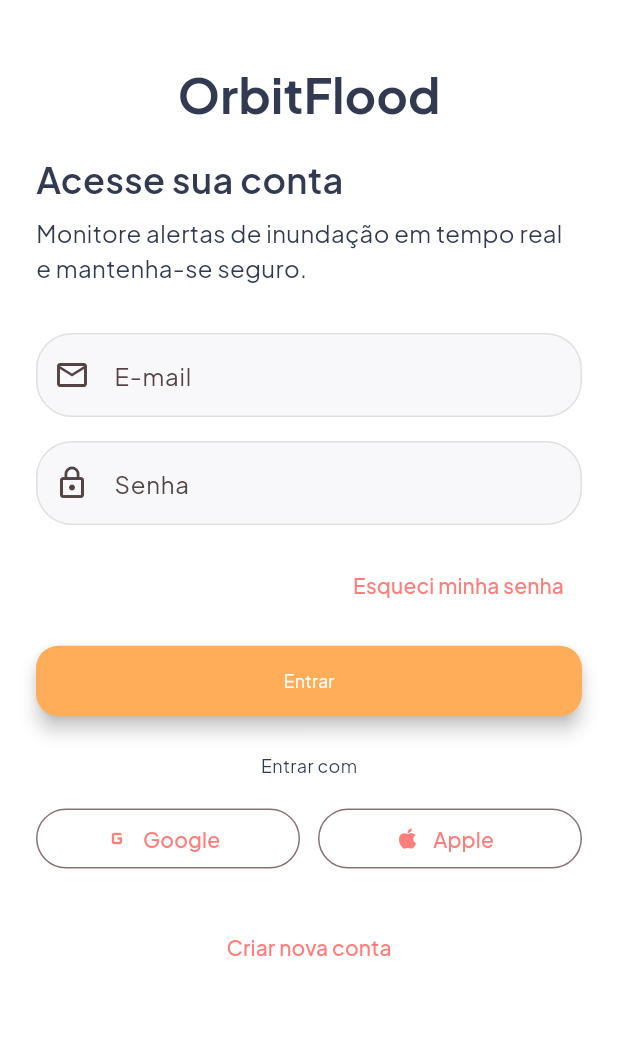
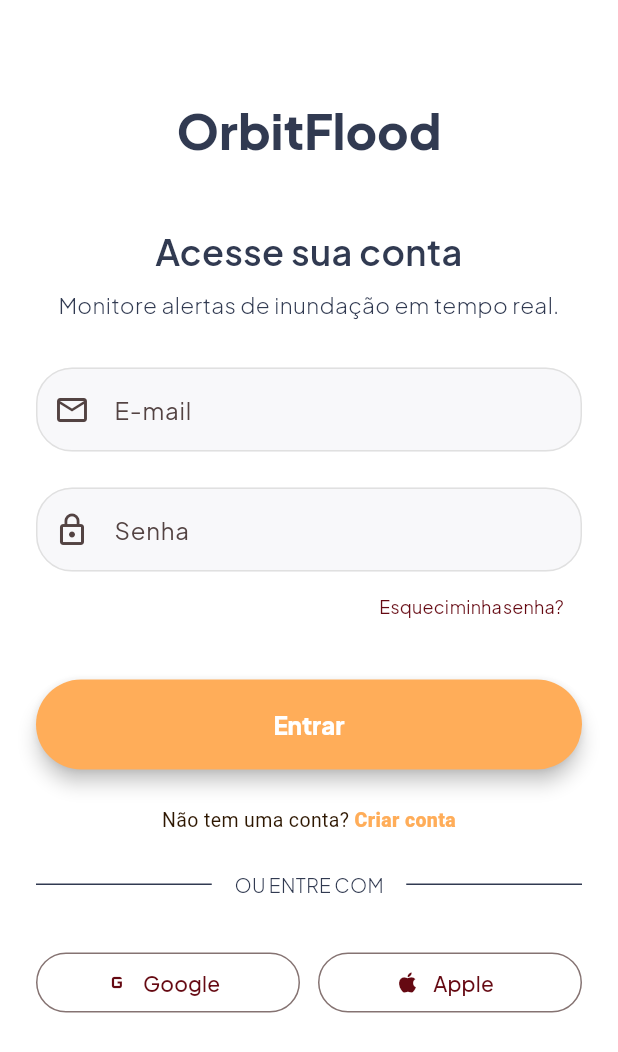
Before and after one commit to juliana-sn/flood_guard, a Flutter app: the screen it shows after launch, on a phone screen of 412 x 824 dp. Shown: the top 1052 px of the screen. Run offline on Flutter 3.47's test engine with Material 3 defaults, Android fonts, the phone set to English and light mode, and no system bars.

Commit message:
Polimento do frontend na tela de login

```diff
--- a/flutter/lib/screens/login_screen.dart
+++ b/flutter/lib/screens/login_screen.dart
@@ -15,22 +15,24 @@ class LoginScreen extends StatelessWidget {
           child: Column(
             crossAxisAlignment: CrossAxisAlignment.stretch,
             children: [
-              const SizedBox(height: 40),
-              Center(
+              const SizedBox(height: 64),
+              const Center(
                 child: Text(
                   'OrbitFlood',
                   style: AppTextStyles.headlineLg,
                 ),
               ),
-              const SizedBox(height: 16),
-              Text(
+              const SizedBox(height: 40),
+              const Text(
                 'Acesse sua conta',
                 style: AppTextStyles.headlineMd,
+                textAlign: TextAlign.center,
               ),
               const SizedBox(height: 8),
-              Text(
-                'Monitore alertas de inundação em tempo real e mantenha-se seguro.',
+              const Text(
+                'Monitore alertas de inundação em tempo real.',
                 style: AppTextStyles.bodyMd,
+                textAlign: TextAlign.center,
               ),
               const SizedBox(height: 32),
               const _AuthTextField(
@@ -38,49 +40,121 @@ class LoginScreen extends StatelessWidget {
                 icon: Icons.email_outlined,
                 hint: 'seu@email.com',
               ),
-              const SizedBox(height: 16),
+              const SizedBox(height: 24),
               const _AuthTextField(
                 label: 'Senha',
                 icon: Icons.lock_outline,
                 hint: '••••••••',
                 obscureText: true,
               ),
-              const SizedBox(height: 16),
+
               Align(
                 alignment: Alignment.centerRight,
                 child: TextButton(
                   onPressed: () {},
-                  child: const Text('Esqueci minha senha'),
+                  child: const Text(
+                    'Esqueci minha senha?',
+                    style: TextStyle(
+                      fontSize: 12,
+                      color: AppColors.primary,
+                      fontWeight: FontWeight(400),
+                      wordSpacing: -1.5,
+                    ),
+                    textAlign: TextAlign.right,
+                  ),
                 ),
               ),
-              const SizedBox(height: 16),
+              const SizedBox(height: 24),
               ElevatedButton(
                 onPressed: () {
-                  Navigator.pushReplacement(context,
-                  MaterialPageRoute(builder: (context) => const AppShell()));
+                  Navigator.pushReplacement(
+                      context,
+                      MaterialPageRoute(
+                          builder: (context) => const AppShell()));
                 },
                 style: ElevatedButton.styleFrom(
                   backgroundColor: AppColors.secondary, // Cor de fundo do botão
                   foregroundColor: Colors.white, // Cor do texto e do ícone
                   padding: const EdgeInsets.symmetric(
-                      horizontal: 32, vertical: 16), // Espaçamento interno
+                      horizontal: 32, vertical: 20), // Espaçamento interno
                   elevation: 5, // Altura da sombra
                   textStyle: AppTextStyles.labelSm,
                   shape: RoundedRectangleBorder(
                     borderRadius:
-                        BorderRadius.circular(15), // Bordas arredondadas
+                        BorderRadius.circular(30), // Bordas arredondadas
                   ),
                 ),
-                child: const Text('Entrar'),
+                child: const Text('Entrar',
+                style: TextStyle(
+                      fontSize: 16,
+                      fontWeight: FontWeight(800),
+                      fontFamily: 'Plus Jakarta Sans',
+                ),
+                ),
               ),
               const SizedBox(height: 24),
-              Center(
-                child: const Text(
-                  'Entrar com',
-                  style: AppTextStyles.labelSm,
+              const Text.rich(
+                TextSpan(
+                  children: [
+                    // Parte 1: Texto normal
+                    TextSpan(
+                      text: 'Não tem uma conta? ',
+                      style: TextStyle(
+                        color: Color(0xFF2D1600), // Cor do texto comum
+                        fontSize: 13,
+                        fontWeight: FontWeight(400),
+                      ),
+                    ),
+                    // Parte 2: O Link com destaque e clique
+                    TextSpan(
+                      text: 'Criar conta',
+                      style: TextStyle(
+                        color:
+                            AppColors.secondary, // Sua cor de destaque do tema
+                        fontSize: 13,
+                        fontWeight: FontWeight(800), // Destaque em negrito
+                      ),
+                      // Aqui configuramos a ação de clique do link
+                    ),
+                  ],
                 ),
+                textAlign: TextAlign.center,
               ),
-              const SizedBox(height: 16),
+              const SizedBox(height: 24),
+              const Row(
+                children: const [
+                  Expanded(
+                    child: Divider(
+                      color: AppColors
+                          .onSurface, // Ajuste a cor se preferir mais clara
+                      thickness: 1, // Espessura da linha
+                      endIndent:
+                          15, // Espaço entre a linha da esquerda e o texto
+                    ),
+                  ),
+                  const Center(
+                    child: const Text(
+                      'OU ENTRE COM',
+                      style: TextStyle(
+                          fontSize: 13,
+                          fontWeight: FontWeight(300),
+                          color: AppColors.onSurface,
+                          fontFamily: 'Plus Jakarta Sans',
+                          wordSpacing: -0.5),
+                    ),
+                  ),
+                  Expanded(
+                    child: Divider(
+                      color: AppColors
+                          .onSurface, // Ajuste a cor se preferir mais clara
+                      thickness: 1, // Espessura da linha
+                      indent: 15,
+                    ),
+                  ),
+                ],
+              ),
+              const SizedBox(height: 32),
+
               Row(
                 mainAxisAlignment: MainAxisAlignment.spaceBetween,
                 children: [
@@ -89,6 +163,9 @@ class LoginScreen extends StatelessWidget {
                       onPressed: () {},
                       icon: const Icon(Icons.g_mobiledata),
                       label: const Text('Google'),
+                      style: ElevatedButton.styleFrom( // Cor de fundo
+                        foregroundColor: AppColors.primary, // Cor do texto e ícone
+                      ),
                     ),
                   ),
                   const SizedBox(width: 12),
@@ -97,16 +174,15 @@ class LoginScreen extends StatelessWidget {
                       onPressed: () {},
                       icon: const Icon(Icons.apple),
                       label: const Text('Apple'),
+                      style: ElevatedButton.styleFrom( // Cor de fundo
+                        foregroundColor: AppColors.primary, // Cor do texto e ícone
+                      ),
                     ),
                   ),
                 ],
               ),
               const SizedBox(height: 24),
-              TextButton(
-                onPressed: () {},
-                child: const Text('Criar nova conta'),
-              ),
-              const SizedBox(height: 24),
+
             ],
           ),
         ),
--- a/flutter/lib/theme.dart
+++ b/flutter/lib/theme.dart
@@ -1,7 +1,7 @@
 import 'package:flutter/material.dart';
 
 class AppColors {
-  static const primary = Color(0xFFFF7E7B);
+  static const primary = Color(0xFF650912);
   static const secondary = Color(0xFFFFAD59);
   static const surface = Color(0xFFFFFFFF);
   static const onSurface = Color(0xFF313A51);
@@ -12,7 +12,7 @@ class AppColors {
 class AppTextStyles {
   static const headlineLg = TextStyle(
     fontSize: 32,
-    fontWeight: FontWeight.w700,
+    fontWeight: FontWeight.w800,
     color: AppColors.onSurface,
     fontFamily: 'Plus Jakarta Sans',
   );
@@ -23,8 +23,8 @@ class AppTextStyles {
     fontFamily: 'Plus Jakarta Sans',
   );
   static const bodyMd = TextStyle(
-    fontSize: 16,
-    fontWeight: FontWeight.w400,
+    fontSize: 15,
+    fontWeight: FontWeight(300),
     color: AppColors.onSurface,
     fontFamily: 'Plus Jakarta Sans',
   );
```
